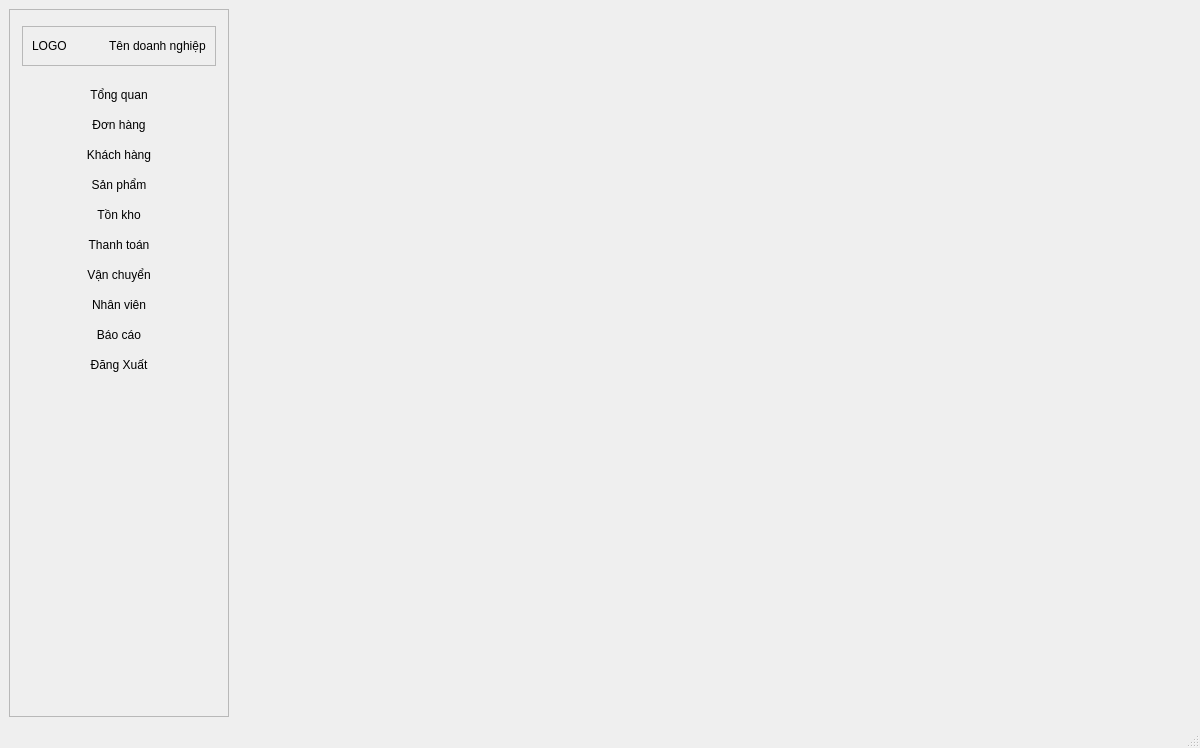
This is ui/main_window.ui in thinh-doan/sales-and-warehouse-management-system as Qt 5 draws it before an edit. The edited form follows.
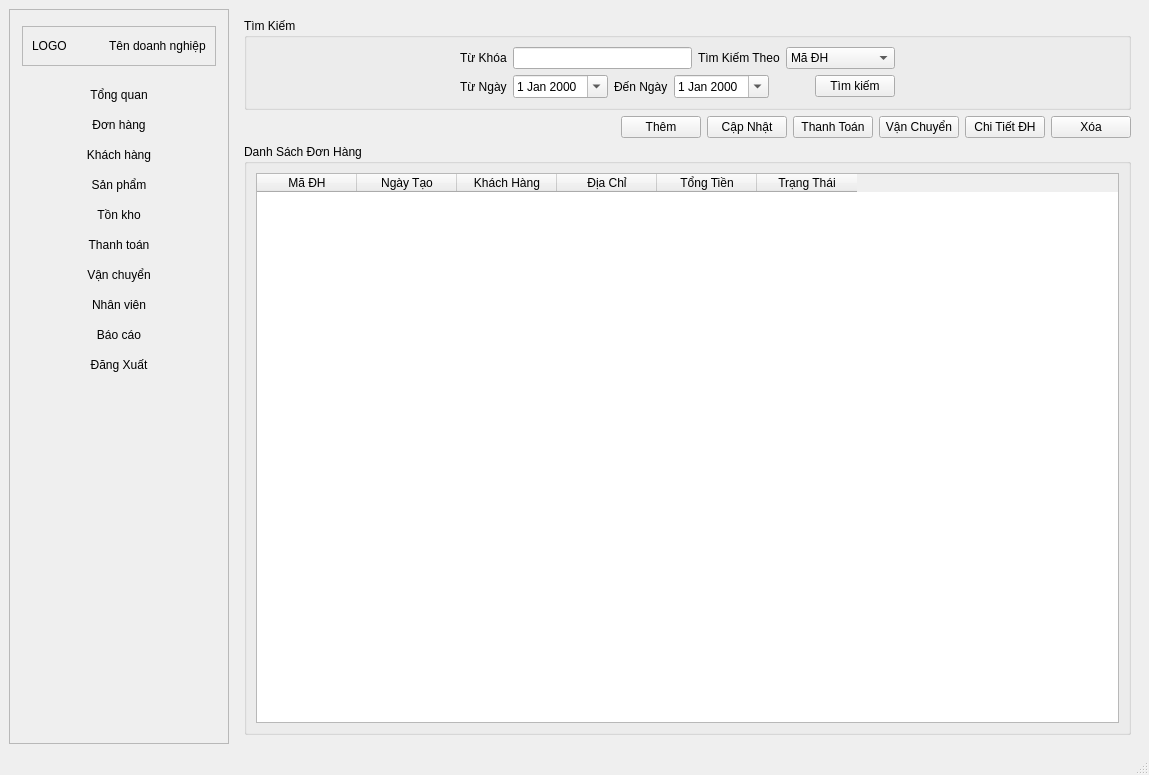
This is the edited form. The open tabs and pages were chosen to show the change.

What changed in the file:
```diff
--- a/ui/main_window.ui
+++ b/ui/main_window.ui
@@ -6,8 +6,8 @@
    <rect>
     <x>0</x>
     <y>0</y>
-    <width>1200</width>
-    <height>748</height>
+    <width>1149</width>
+    <height>775</height>
    </rect>
   </property>
   <property name="windowTitle">
@@ -221,7 +221,253 @@
        <number>2</number>
       </property>
       <widget class="QWidget" name="tabTongQuan"/>
-      <widget class="QWidget" name="tabDonHang"/>
+      <widget class="QWidget" name="tabDonHang">
+       <layout class="QVBoxLayout" name="verticalLayout_4">
+        <item>
+         <widget class="QGroupBox" name="groupBoxSearch_2">
+          <property name="title">
+           <string>Tìm Kiếm</string>
+          </property>
+          <layout class="QHBoxLayout" name="horizontalLayout_8">
+           <item>
+            <spacer name="horizontalSpacer_7">
+             <property name="orientation">
+              <enum>Qt::Horizontal</enum>
+             </property>
+             <property name="sizeHint" stdset="0">
+              <size>
+               <width>40</width>
+               <height>20</height>
+              </size>
+             </property>
+            </spacer>
+           </item>
+           <item>
+            <layout class="QVBoxLayout" name="verticalLayout">
+             <item>
+              <layout class="QHBoxLayout" name="horizontalLayout_6">
+               <item>
+                <widget class="QLabel" name="lblKeyword">
+                 <property name="text">
+                  <string>Từ Khóa</string>
+                 </property>
+                </widget>
+               </item>
+               <item>
+                <widget class="QLineEdit" name="txtKeyword_2"/>
+               </item>
+               <item>
+                <widget class="QLabel" name="lblStatus">
+                 <property name="text">
+                  <string>Tìm Kiếm Theo</string>
+                 </property>
+                </widget>
+               </item>
+               <item>
+                <widget class="QComboBox" name="cboOrderStatus">
+                 <item>
+                  <property name="text">
+                   <string>Mã ĐH</string>
+                  </property>
+                 </item>
+                 <item>
+                  <property name="text">
+                   <string>Trạng Thái ĐH</string>
+                  </property>
+                 </item>
+                 <item>
+                  <property name="text">
+                   <string>Khách Hàng</string>
+                  </property>
+                 </item>
+                 <item>
+                  <property name="text">
+                   <string>Nhân Viên</string>
+                  </property>
+                 </item>
+                 <item>
+                  <property name="text">
+                   <string>Địa Chỉ</string>
+                  </property>
+                 </item>
+                </widget>
+               </item>
+              </layout>
+             </item>
+             <item>
+              <layout class="QHBoxLayout" name="horizontalLayout_7">
+               <item>
+                <widget class="QLabel" name="lblFromDate">
+                 <property name="text">
+                  <string>Từ Ngày</string>
+                 </property>
+                </widget>
+               </item>
+               <item>
+                <widget class="QDateEdit" name="dateEdit">
+                 <property name="calendarPopup">
+                  <bool>true</bool>
+                 </property>
+                </widget>
+               </item>
+               <item>
+                <widget class="QLabel" name="lblToDate">
+                 <property name="text">
+                  <string>Đến Ngày</string>
+                 </property>
+                </widget>
+               </item>
+               <item>
+                <widget class="QDateEdit" name="dateTo">
+                 <property name="calendarPopup">
+                  <bool>true</bool>
+                 </property>
+                </widget>
+               </item>
+               <item>
+                <spacer name="horizontalSpacer_10">
+                 <property name="orientation">
+                  <enum>Qt::Horizontal</enum>
+                 </property>
+                 <property name="sizeHint" stdset="0">
+                  <size>
+                   <width>40</width>
+                   <height>20</height>
+                  </size>
+                 </property>
+                </spacer>
+               </item>
+               <item>
+                <widget class="QPushButton" name="btnSearch_2">
+                 <property name="text">
+                  <string>Tìm kiếm</string>
+                 </property>
+                </widget>
+               </item>
+              </layout>
+             </item>
+            </layout>
+           </item>
+           <item>
+            <spacer name="horizontalSpacer_9">
+             <property name="orientation">
+              <enum>Qt::Horizontal</enum>
+             </property>
+             <property name="sizeHint" stdset="0">
+              <size>
+               <width>224</width>
+               <height>20</height>
+              </size>
+             </property>
+            </spacer>
+           </item>
+          </layout>
+         </widget>
+        </item>
+        <item>
+         <layout class="QHBoxLayout" name="_2">
+          <item>
+           <spacer name="horizontalSpacer_6">
+            <property name="orientation">
+             <enum>Qt::Horizontal</enum>
+            </property>
+            <property name="sizeHint" stdset="0">
+             <size>
+              <width>40</width>
+              <height>20</height>
+             </size>
+            </property>
+           </spacer>
+          </item>
+          <item>
+           <widget class="QPushButton" name="btnAdd_2">
+            <property name="text">
+             <string>Thêm</string>
+            </property>
+           </widget>
+          </item>
+          <item>
+           <widget class="QPushButton" name="btnUpdate_2">
+            <property name="text">
+             <string>Cập Nhật</string>
+            </property>
+           </widget>
+          </item>
+          <item>
+           <widget class="QPushButton" name="pushButton_2">
+            <property name="text">
+             <string>Thanh Toán</string>
+            </property>
+           </widget>
+          </item>
+          <item>
+           <widget class="QPushButton" name="pushButton_3">
+            <property name="text">
+             <string>Vận Chuyển</string>
+            </property>
+           </widget>
+          </item>
+          <item>
+           <widget class="QPushButton" name="btnRefresh">
+            <property name="text">
+             <string>Chi Tiết ĐH</string>
+            </property>
+           </widget>
+          </item>
+          <item>
+           <widget class="QPushButton" name="btnDelete_2">
+            <property name="text">
+             <string>Xóa</string>
+            </property>
+           </widget>
+          </item>
+         </layout>
+        </item>
+        <item>
+         <widget class="QGroupBox" name="groupBoxOrderList">
+          <property name="title">
+           <string>Danh Sách Đơn Hàng</string>
+          </property>
+          <layout class="QVBoxLayout" name="_4">
+           <item>
+            <widget class="QTableWidget" name="tableOrders">
+             <column>
+              <property name="text">
+               <string>Mã ĐH</string>
+              </property>
+             </column>
+             <column>
+              <property name="text">
+               <string>Ngày Tạo</string>
+              </property>
+             </column>
+             <column>
+              <property name="text">
+               <string>Khách Hàng</string>
+              </property>
+             </column>
+             <column>
+              <property name="text">
+               <string>Địa Chỉ</string>
+              </property>
+             </column>
+             <column>
+              <property name="text">
+               <string>Tổng Tiền</string>
+              </property>
+             </column>
+             <column>
+              <property name="text">
+               <string>Trạng Thái</string>
+              </property>
+             </column>
+            </widget>
+           </item>
+          </layout>
+         </widget>
+        </item>
+       </layout>
+      </widget>
       <widget class="QWidget" name="tabKhachHang">
        <layout class="QVBoxLayout" name="verticalLayout_3" stretch="2,1,1,8">
         <item>
```
Left out of the diff: 8 changed lines with no effect on the pictures.
